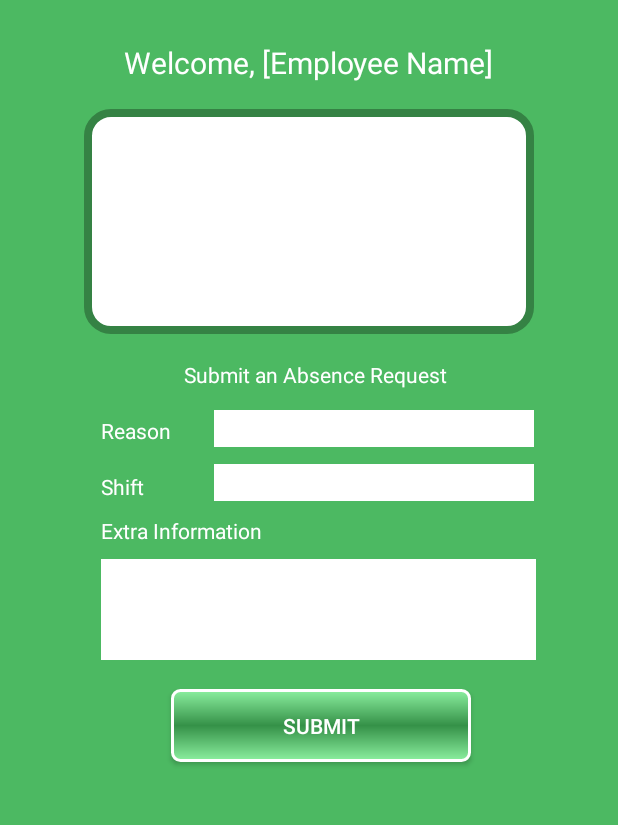
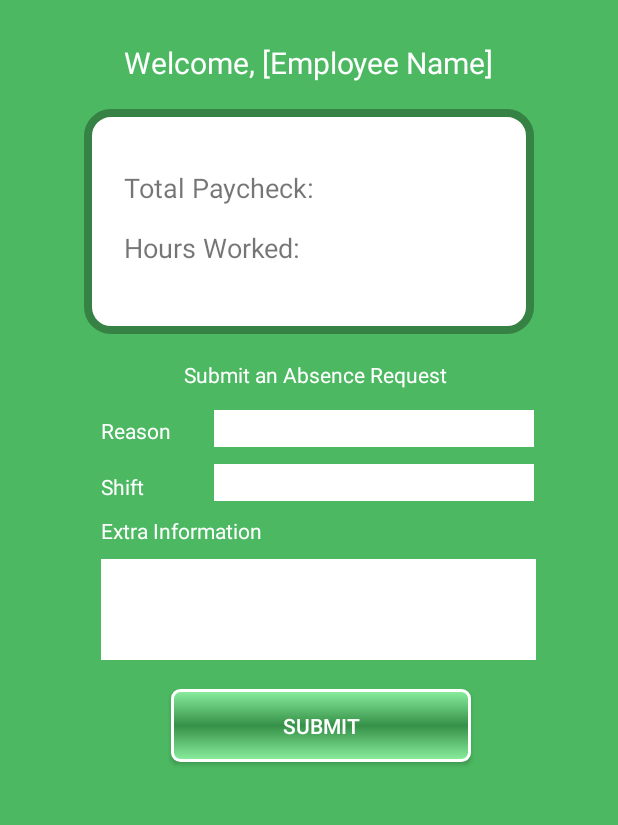
Before and after one commit to AllTheWage/AndroidAllTheWage, an Android app: the employee_home screen opened directly, with no data from a screen before it, on a phone screen of 412 x 824 dp, the part 62-887 px from its top. Run offline under Robolectric (Android 15) with nearby library versions, the phone set to English and light mode, and no system bars; our stand-ins replace Firebase (no records; nobody signed in at launch, a user with empty details on screens opened directly); 6 statements that could not run were skipped.

Commit message:
Access database for employee to see how many hours theyve worked and their total paycheck

```diff
--- a/AllTheWage/app/src/main/java/com/example/alex/allthewage/employee_home.java
+++ b/AllTheWage/app/src/main/java/com/example/alex/allthewage/employee_home.java
@@ -25,6 +25,8 @@ import android.widget.Toast;
 import com.google.firebase.auth.*;
 import com.google.firebase.database.*;
 
+import org.w3c.dom.Text;
+
 public class employee_home extends AppCompatActivity  {
 
 
@@ -35,7 +37,8 @@ public class employee_home extends AppCompatActivity  {
     DatabaseReference ref = FirebaseDatabase.getInstance().getReference();
     //Getting the reference to the employers personal location
     DatabaseReference empref = ref.child("EMPLOYEES");
-
+    DatabaseReference paycheckRef = ref.child("EMPLOYEES");
+    DatabaseReference hourRef = ref.child("EMPLOYEES");
     private TextView welcomeMessage;
 
     // Alex and Morgan implement the request button
@@ -44,6 +47,8 @@ public class employee_home extends AppCompatActivity  {
     private EditText info;
     private EditText shift;
     private Button submitButton;
+    private TextView tPaycheck;
+    private TextView hWorked;
 
 
     String reasonString;
@@ -60,7 +65,8 @@ public class employee_home extends AppCompatActivity  {
         info = (EditText) findViewById(R.id.ExtraInfoET);
         shift = (EditText) findViewById(R.id.requestShiftET);
         submitButton = (Button) findViewById(R.id.submitRequestButton);
-
+        tPaycheck = (TextView) findViewById(R.id.employeeTotalPaycheckTV);
+        hWorked = (TextView) findViewById(R.id.employeeHoursWorkedTV);
 
         welcomeMessage = (TextView) findViewById(R.id.employeeWelcome);
 
@@ -97,6 +103,8 @@ public class employee_home extends AppCompatActivity  {
 
                 //FIXING THE DATABASE REFERENCE
                 empref = ref.child("EMPLOYEES").child(globalVars.GlobalCompanyName).child(auth.getUid()).child("Name");
+                paycheckRef = ref.child("EMPLOYEES").child(globalVars.GlobalCompanyName).child(auth.getUid()).child("Paycheck Amount");
+                hourRef = ref.child("EMPLOYEES").child(globalVars.GlobalCompanyName).child(auth.getUid()).child("Hours Worked");
 
                 empref.addListenerForSingleValueEvent(new ValueEventListener() {
                     @Override
@@ -110,6 +118,38 @@ public class employee_home extends AppCompatActivity  {
 
                     }
                 });//END OF GETTING EMPLOYEE NAME
+
+
+                // getting employee total paycheck
+                paycheckRef.addListenerForSingleValueEvent(new ValueEventListener() {
+                    @Override
+                    public void onDataChange(DataSnapshot dataSnapshot) {
+                        tPaycheck.setText("Total Paycheck: $" + dataSnapshot.getValue().toString());
+                        globalVars.GlobalEmployeeName = dataSnapshot.getValue().toString();
+                    }
+
+                    @Override
+                    public void onCancelled(DatabaseError databaseError) {
+
+                    }
+                });//END OF GETTING EMPLOYEE TOTAL PAYCHECK
+
+                // getting employee total HOURS WORKED
+                hourRef.addListenerForSingleValueEvent(new ValueEventListener() {
+                    @Override
+                    public void onDataChange(DataSnapshot dataSnapshot) {
+                        hWorked.setText("Hours Worked: " + dataSnapshot.getValue().toString());
+                        globalVars.GlobalEmployeeName = dataSnapshot.getValue().toString();
+                    }
+
+                    @Override
+                    public void onCancelled(DatabaseError databaseError) {
+
+                    }
+                });//END OF GETTING EMPLOYEE TOTAL HOURS WORKED
+
+
+
             }
 
             @Override
--- a/AllTheWage/app/src/main/res/layout/employee_home.xml
+++ b/AllTheWage/app/src/main/res/layout/employee_home.xml
@@ -13,7 +13,9 @@
         android:background="@color/green"
         app:titleTextColor="#fff"
         android:minHeight="?attr/actionBarSize"
-        android:titleTextColor="@android:color/white"></android.support.v7.widget.Toolbar>
+        android:titleTextColor="@android:color/white">
+
+    </android.support.v7.widget.Toolbar>
 
 
     <TextView
@@ -25,7 +27,7 @@
         android:layout_marginTop="13dp"
         android:text="Welcome, [Employee Name]"
         android:textColor="#fff"
-        android:textSize="20dp" />
+        android:textSize="20sp" />
 
             <ImageView
                 android:layout_width="300dp"
@@ -125,5 +127,25 @@
         android:textColor="#fff"
         android:background="@drawable/custom_button1"/>
 
+    <TextView
+        android:id="@+id/employeeTotalPaycheckTV"
+        android:layout_width="wrap_content"
+        android:layout_height="wrap_content"
+        android:layout_alignStart="@+id/employeeWelcome"
+        android:layout_alignTop="@+id/imageView"
+        android:layout_marginTop="40dp"
+        android:text="Total Paycheck:"
+        android:textSize="18sp"/>
+
+    <TextView
+        android:id="@+id/employeeHoursWorkedTV"
+        android:layout_width="wrap_content"
+        android:layout_height="wrap_content"
+        android:layout_alignStart="@+id/employeeTotalPaycheckTV"
+        android:layout_below="@+id/employeeTotalPaycheckTV"
+        android:layout_marginTop="15dp"
+        android:text="Hours Worked:"
+        android:textSize="18sp"/>
+
 
 </RelativeLayout>
```
Also changed, not shown: AllTheWage/app/src/main/res/layout/employer_home.xml (+21 -0 lines).
